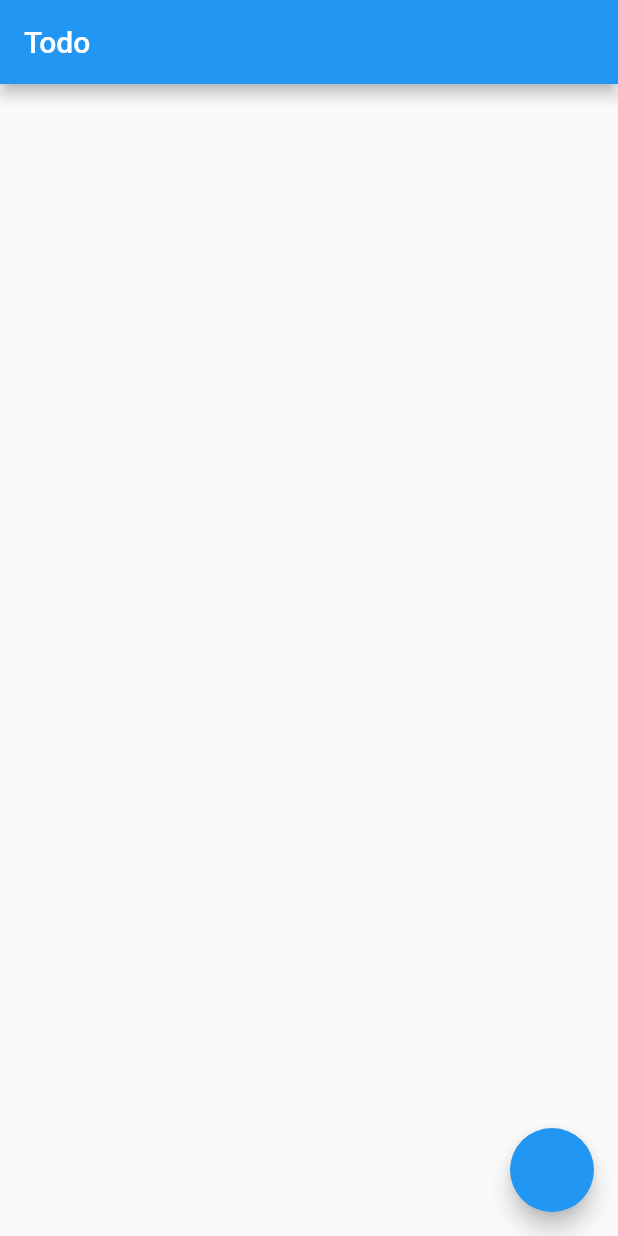
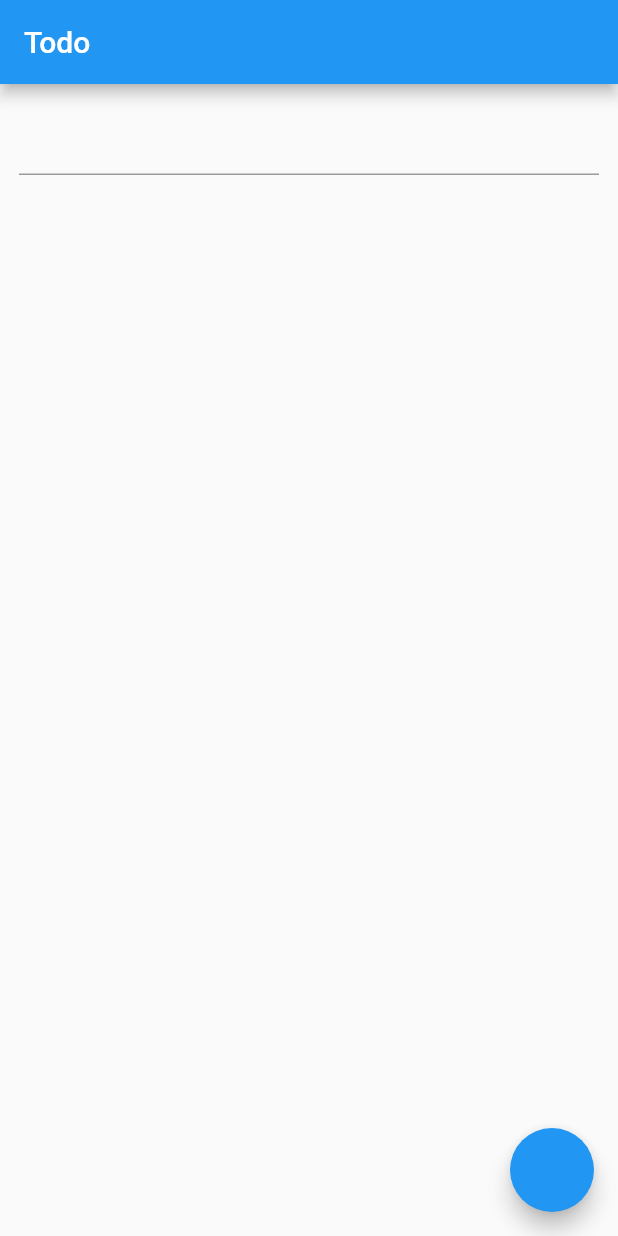
Before and after one commit to fthdmirr/riverpod_todo, a Flutter app: the screen it shows after launch, on a phone screen of 412 x 824 dp. Run offline on Flutter 3.47's test engine with Material 2 defaults, Android fonts, the phone set to English and light mode, and no system bars; our stand-ins replace flutter_riverpod.

Commit message:
todo add sayfası eklendi

```diff
--- a/lib/view/todo/view/todo_page.dart
+++ b/lib/view/todo/view/todo_page.dart
@@ -1,11 +1,13 @@
 import 'package:flutter/material.dart';
 import 'package:flutter_riverpod/all.dart';
+import 'package:riverpod_todo/core/extensions/context_extensions.dart';
 import 'package:riverpod_todo/view/todo/model/todo_model.dart';
 import 'package:riverpod_todo/view/todo/view_model/todo_provider.dart';
 
 class TodoPage extends ConsumerWidget {
   @override
   Widget build(BuildContext context, ScopedReader watch) {
+    TextEditingController title = TextEditingController();
     final todoWatcher = watch(todoProvider);
     final todoList = todoWatcher.todoList;
     return Scaffold(
@@ -13,9 +15,20 @@ class TodoPage extends ConsumerWidget {
       floatingActionButton: FloatingActionButton(
         onPressed: () => context
             .read(todoProvider)
-            .addTodo(Todo(title: 'başlık', completed: false)),
+            .addTodo(Todo(title: title.text ?? "", completed: false)),
       ),
-      body: buildListView(todoList),
+      body: Padding(
+        padding: EdgeInsets.all(context.height / 65),
+        child: Column(
+          children: [
+            TextFormField(
+              controller: title,
+              onSaved: (value) => title.text = value,
+            ),
+            Expanded(child: buildListView(todoList)),
+          ],
+        ),
+      ),
     );
   }
 
@@ -28,11 +41,14 @@ class TodoPage extends ConsumerWidget {
       itemCount: todoList.length,
       itemBuilder: (context, index) => Card(
         child: ListTile(
-          title: Text(todoList[index].title),
-          leading: todoList[index].completed == false
-              ? Icon(Icons.check_box_outline_blank)
-              : Icon(Icons.check_box),
-        ),
+            title: Text(todoList[index].title),
+            leading: IconButton(
+              onPressed: () =>
+                  todoList[index].completed = !todoList[index].completed,
+              icon: todoList[index].completed == false
+                  ? Icon(Icons.check_box_outline_blank)
+                  : Icon(Icons.check_box),
+            )),
       ),
     );
   }
```
